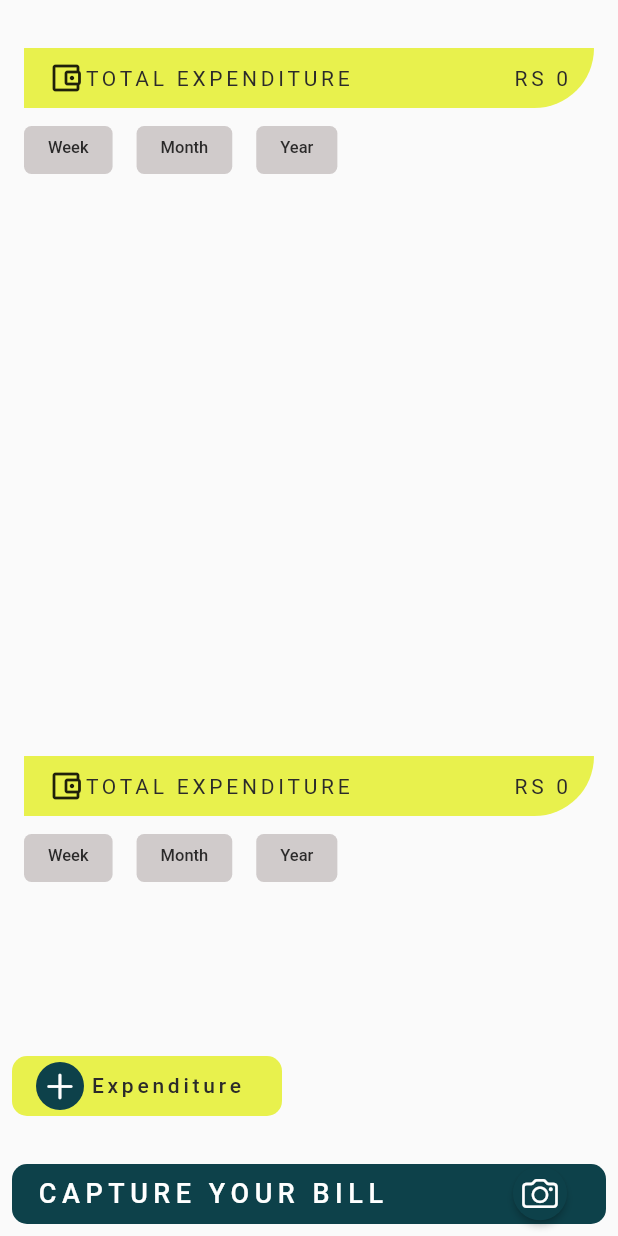
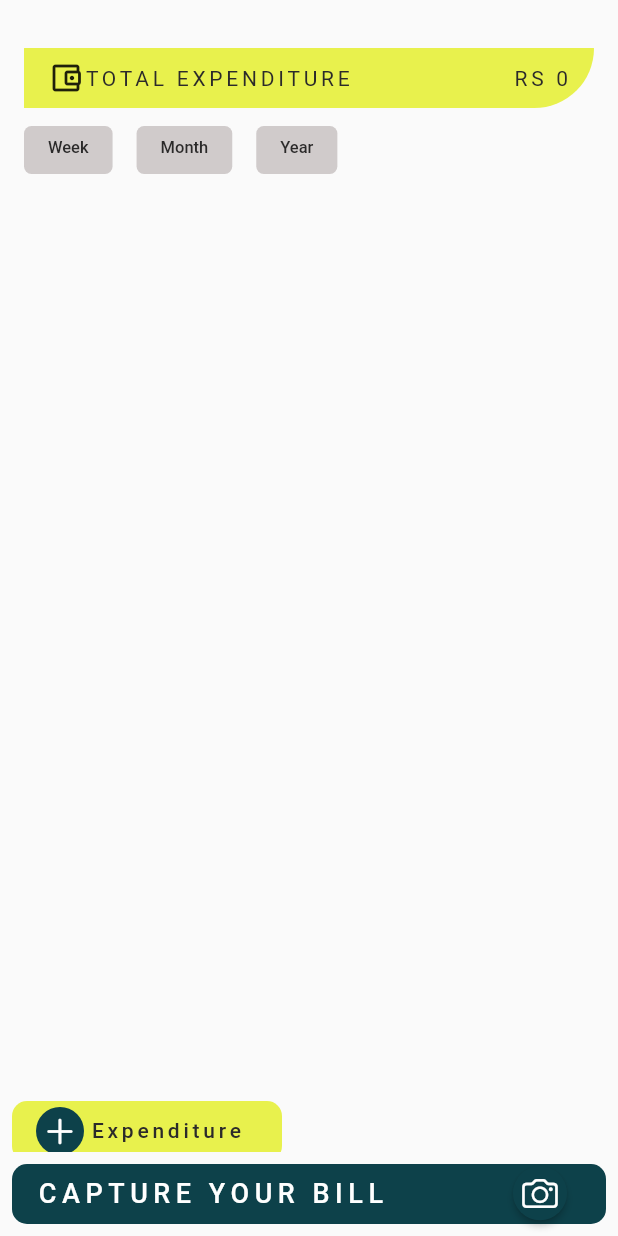
Before and after one commit to anshuman-8/pocket_tracker, a Flutter app: the screen it shows once a user with an empty profile is signed in, on a phone screen of 412 x 824 dp. Run offline on Flutter 3.47's test engine with Material 2 defaults, Android fonts, the light colour scheme and no system bars; our stand-ins replace camera, cloud_firestore, firebase_auth, firebase_core, flutter_svg, image_picker and 1 more; accounts and stored records are empty; Roboto replaces fonts that are missing (Abel).

Commit message:
Minor changes

```diff
--- a/lib/screens/homeScreen.dart
+++ b/lib/screens/homeScreen.dart
@@ -146,67 +146,6 @@ class _HomeScreenState extends State<HomeScreen> {
       body: Column(
         crossAxisAlignment: CrossAxisAlignment.start,
         children: [
-          addVerticalSpace(32),
-          Padding(
-            padding: const EdgeInsets.symmetric(horizontal: 16),
-            child: Container(
-              width: MediaQuery.of(context).size.width,
-              height: 40,
-              decoration: const BoxDecoration(
-                  color: colorPrimary,
-                  borderRadius: BorderRadius.only(
-                    bottomLeft: Radius.circular(10),
-                    bottomRight: Radius.circular(2000),
-                    topLeft: Radius.circular(10),
-                    topRight: Radius.circular(10),
-                  )),
-              child: Padding(
-                padding: const EdgeInsets.only(left: 16, right: 16),
-                child: Row(
-                  mainAxisAlignment: MainAxisAlignment.spaceBetween,
-                  children: [
-                    Row(
-                      children: [
-                        const Icon(Icons.account_balance_wallet_outlined),
-                        Text(
-                          "TOTAL EXPENDITURE",
-                          style: textThemeDefault.labelMedium,
-                        ),
-                      ],
-                    ),
-                    Text(
-                      "RS " + _getTotalExpenditure(),
-                      style: textThemeDefault.labelMedium,
-                    )
-                  ],
-                ),
-              ),
-            ),
-          ),
-          addVerticalSpace(12),
-          SingleChildScrollView(
-              scrollDirection: Axis.horizontal,
-              child: Row(
-                children: const [
-                  InfoButton(text: "Week"),
-                  InfoButton(text: "Month"),
-                  InfoButton(text: "Year")
-                ],
-              )),
-          addVerticalSpace(48),
-          Container(
-            margin: EdgeInsets.fromLTRB(0, 110, 0, 0),
-            height: 50,
-            child: DonutChart(categoryAmounts, categoryColors),
-          ),
-          addVerticalSpace(148),
-          Container(
-            height: 152,
-            child: SingleChildScrollView(
-              physics: const BouncingScrollPhysics(),
-              scrollDirection: Axis.vertical,
-              child: Column(
-                children: [
           StreamBuilder<QuerySnapshot>(
               stream: FirebaseFirestore.instance
                   .collection('users')
@@ -229,11 +168,7 @@ class _HomeScreenState extends State<HomeScreen> {
                 } else {
                   return const CircularProgressIndicator();
                 }
-                      })
-                ],
-              ),
-            ),
-          ),
+              }),
           addVerticalSpace(72),
           SecondaryButton(
               name: "Expenditure",
```
Lines whose indentation alone changed are shown as unchanged.
